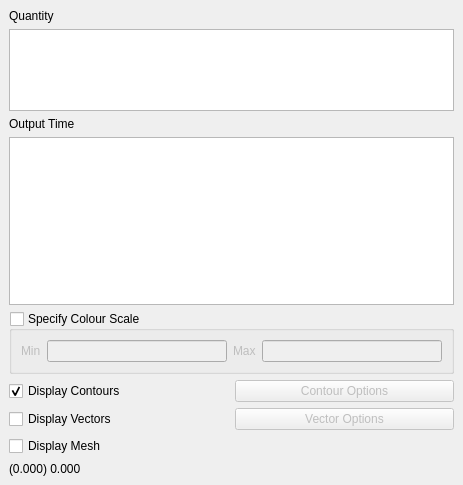
First picture: the form in qgis_plugin/crayfish_viewer_dock_widget.ui, repository lutraconsulting/qgis-crayfish-plugin, before the edit.
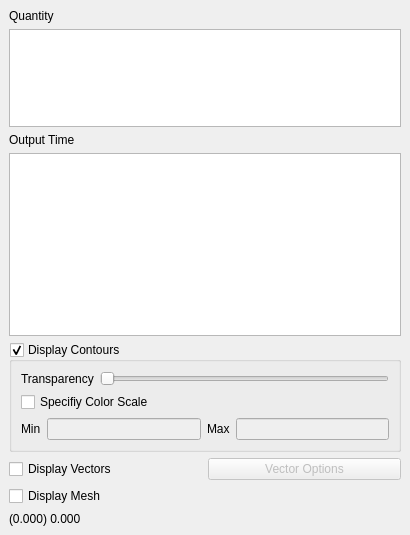
Second picture: the form after the edit. Custom widgets are drawn as their Qt base class.

Commit message: Added transparency for contours, more c++ interface cleanups

```diff
--- a/qgis_plugin/crayfish_viewer_dock_widget.ui
+++ b/qgis_plugin/crayfish_viewer_dock_widget.ui
@@ -6,17 +6,15 @@
    <rect>
     <x>0</x>
     <y>0</y>
-    <width>463</width>
-    <height>485</height>
+    <width>410</width>
+    <height>535</height>
    </rect>
   </property>
   <property name="windowTitle">
    <string>Crayfish Viewer</string>
   </property>
   <widget class="QWidget" name="dockWidgetContents">
-   <layout class="QGridLayout" name="gridLayout_2">
-    <item row="0" column="0">
-     <layout class="QVBoxLayout" name="verticalLayout">
+   <layout class="QVBoxLayout" name="verticalLayout_2">
       <item>
        <widget class="QLabel" name="label">
         <property name="text">
@@ -58,21 +56,46 @@
        </widget>
       </item>
       <item>
-       <widget class="QGroupBox" name="groupBox">
-        <property name="enabled">
-         <bool>true</bool>
-        </property>
+     <widget class="QgsCollapsibleGroupBox" name="contoursGroupBox">
         <property name="title">
-         <string>Specify Colour Scale</string>
+       <string>Display Contours</string>
         </property>
         <property name="checkable">
          <bool>true</bool>
         </property>
-        <property name="checked">
-         <bool>false</bool>
-        </property>
-        <layout class="QGridLayout" name="gridLayout">
-         <item row="0" column="0">
+      <layout class="QVBoxLayout" name="verticalLayout">
+       <item>
+        <layout class="QHBoxLayout" name="horizontalLayout_2">
+         <item>
+          <widget class="QLabel" name="label_3">
+           <property name="text">
+            <string>Transparency</string>
+           </property>
+          </widget>
+         </item>
+         <item>
+          <widget class="QSlider" name="contourTransparencySlider">
+           <property name="maximum">
+            <number>255</number>
+           </property>
+           <property name="pageStep">
+            <number>20</number>
+           </property>
+           <property name="orientation">
+            <enum>Qt::Horizontal</enum>
+           </property>
+          </widget>
+         </item>
+        </layout>
+       </item>
+       <item>
+        <widget class="QCheckBox" name="contourCustomRangeCheckBox">
+         <property name="text">
+          <string>Specifiy Color Scale</string>
+         </property>
+        </widget>
+       </item>
+       <item>
           <layout class="QHBoxLayout" name="horizontalLayout">
            <item>
             <widget class="QLabel" name="minLabel">
@@ -109,16 +132,6 @@
       </item>
       <item>
        <layout class="QGridLayout" name="gridLayout_3">
-        <item row="0" column="1">
-         <widget class="QPushButton" name="contourOptionsPushButton">
-          <property name="enabled">
-           <bool>false</bool>
-          </property>
-          <property name="text">
-           <string>Contour Options</string>
-          </property>
-         </widget>
-        </item>
         <item row="1" column="0">
          <widget class="QCheckBox" name="displayVectorsCheckBox">
           <property name="text">
@@ -126,16 +139,6 @@
           </property>
          </widget>
         </item>
-        <item row="0" column="0">
-         <widget class="QCheckBox" name="displayContoursCheckBox">
-          <property name="text">
-           <string>Display Contours</string>
-          </property>
-          <property name="checked">
-           <bool>true</bool>
-          </property>
-         </widget>
-        </item>
         <item row="1" column="1">
          <widget class="QPushButton" name="vectorOptionsPushButton">
           <property name="enabled">
@@ -163,10 +166,16 @@
        </widget>
       </item>
      </layout>
-    </item>
-   </layout>
   </widget>
  </widget>
+ <customwidgets>
+  <customwidget>
+   <class>QgsCollapsibleGroupBox</class>
+   <extends>QGroupBox</extends>
+   <header>qgis.gui</header>
+   <container>1</container>
+  </customwidget>
+ </customwidgets>
  <resources/>
  <connections>
   <connection>
```
Left out of the diff: 24 changed lines with no effect on the pictures. Lines whose indentation alone changed are shown as unchanged. The commit also changes 8 other files.
